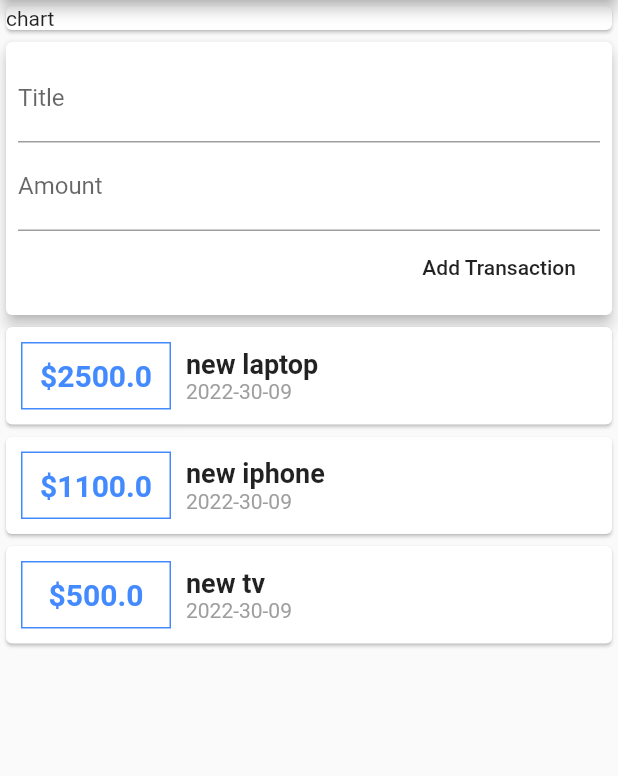
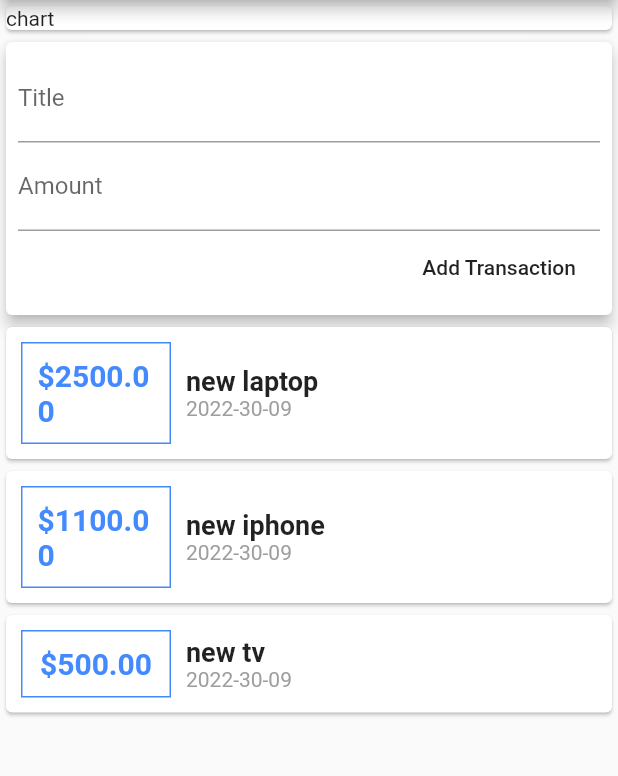
Before and after one commit to vladislavkovaliov/personal-expenses-app, a Flutter app: the screen it shows after launch, after a tap on "Add Transaction", on a phone screen of 412 x 824 dp, the part 84-860 px from its top. Run offline on Flutter 3.47's test engine with Material 2 defaults, Android fonts, the phone set to English and light mode, and no system bars.

```diff
--- a/lib/widgets/NewTransaction.dart
+++ b/lib/widgets/NewTransaction.dart
@@ -8,6 +8,17 @@ class NewTransaction extends StatelessWidget {
 
   NewTransaction(this.addTransaction, {Key? key}) : super(key: key);
 
+  void submitData() {
+    final title = titleController.text;
+    final amount = double.parse(amountController.text);
+
+    if (title.isEmpty || amount <= 0) {
+      return;
+    }
+
+    addTransaction(title, amount);
+  }
+
   @override
   Widget build(BuildContext context) {
     return Card(
@@ -17,17 +28,17 @@ class NewTransaction extends StatelessWidget {
         child: Column(crossAxisAlignment: CrossAxisAlignment.end, children: [
           TextField(
             controller: titleController,
+            onSubmitted: (_) => submitData(),
             decoration: InputDecoration(labelText: 'Title'),
           ),
           TextField(
             controller: amountController,
+            keyboardType: TextInputType.number,
+            onSubmitted: (_) => submitData(),
             decoration: InputDecoration(labelText: 'Amount'),
           ),
           FlatButton(
-            onPressed: () {
-              addTransaction(
-                  titleController.text, double.parse(amountController.text));
-            },
+            onPressed: submitData,
             child: const Text('Add Transaction'),
           ),
         ]),
--- a/lib/widgets/TransactionsList.dart
+++ b/lib/widgets/TransactionsList.dart
@@ -9,9 +9,11 @@ class TransactionsList extends StatelessWidget {
 
   @override
   Widget build(BuildContext context) {
-    return SingleChildScrollView(
-      child: Column(
-        children: transactions.map((t) {
+    return Container(
+      height: 400.0,
+      child: ListView.builder(
+          itemCount: transactions.length,
+          itemBuilder: (ctx, index) {
             return Card(
               child: Row(children: [
                 Container(
@@ -26,7 +28,8 @@ class TransactionsList extends StatelessWidget {
                   margin: const EdgeInsets.symmetric(
                       vertical: 10.0, horizontal: 10.0),
                   child: Center(
-                  child: Text('\$${t.amount.toString()}',
+                    child: Text(
+                        '\$${transactions[index].amount.toStringAsFixed(2)}',
                         style: const TextStyle(
                             fontWeight: FontWeight.bold,
                             fontSize: 20.0,
@@ -37,20 +40,19 @@ class TransactionsList extends StatelessWidget {
                   crossAxisAlignment: CrossAxisAlignment.start,
                   children: [
                     Text(
-                    t.title,
+                      transactions[index].title,
                       style: const TextStyle(
                           fontWeight: FontWeight.bold, fontSize: 18.0),
                     ),
                     Text(
-                    DateFormat('yyyy-mm-dd').format(t.date),
+                      DateFormat('yyyy-mm-dd').format(transactions[index].date),
                       style: const TextStyle(color: Colors.grey),
                     ),
                   ],
                 )
               ]),
             );
-        }).toList(),
-      ),
+          }),
     );
   }
 }
```
Lines whose indentation alone changed are shown as unchanged.
